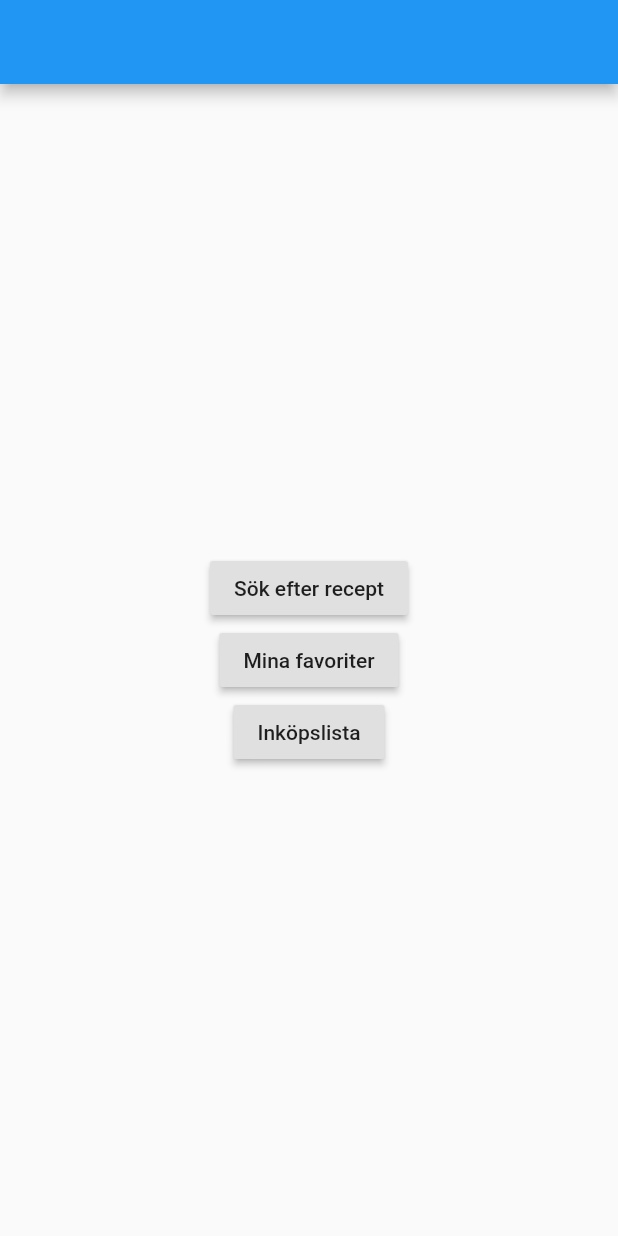
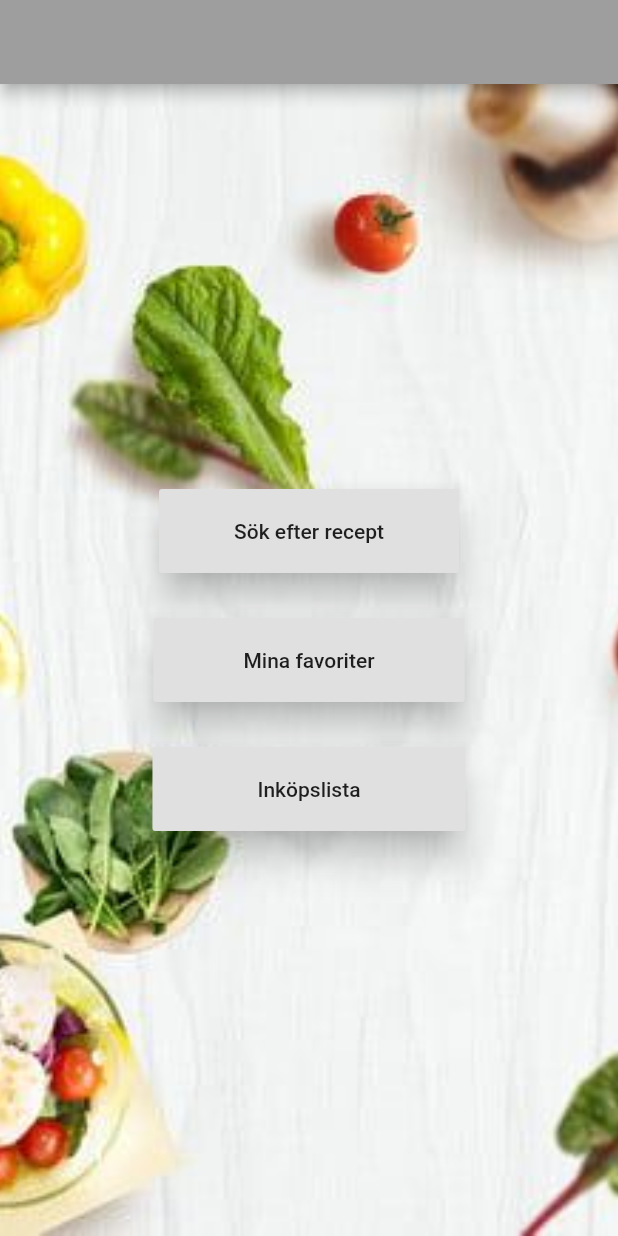
Before and after one commit to gu-tig169/Grupp2, a Flutter app: the screen it shows after launch, on a phone screen of 412 x 824 dp. Run offline on Flutter 3.47's test engine with Material 2 defaults, Android fonts, the phone set to English and light mode, and no system bars.

Commit message:
Layout på förstasidan

```diff
--- a/lib/main.dart
+++ b/lib/main.dart
@@ -22,26 +22,48 @@ class MyApp extends StatelessWidget {
 class MainView extends StatelessWidget {
   Widget build(BuildContext context) {
     return Scaffold(
-        appBar: AppBar(),
-        body: Center(
+        appBar: AppBar(
+          backgroundColor: (Colors.grey
+          ),
+        ),
+        body: Container(
+          //Lagt till nedan (fram till child) för att kunna använda bakgrundsbild
+          constraints: BoxConstraints.expand(),
+          decoration: BoxDecoration (
+            image: DecorationImage(
+              image: AssetImage('assets/backgroundpicture.jpg'),
+              fit: BoxFit.cover,
+               )
+            ),
             child: Column(
           mainAxisAlignment: MainAxisAlignment.center,
           crossAxisAlignment: CrossAxisAlignment.center,
-          children: [
-            RaisedButton(
+          children:  [
+
+           RaisedButton(
                 child: Text('Sök efter recept'),
+                //hanterar knappens storlek
+               padding: EdgeInsets.symmetric(vertical: 20, horizontal: 50),
+               elevation:10, //skugga bakom knapparna
                 onPressed: () {
                   Navigator.push(context,
                       MaterialPageRoute(builder: (context) => RecipeSearch()));
                 }),
+
+                Container(height: 30, width: 50,),
             RaisedButton(
                 child: Text('Mina favoriter'),
+                padding: EdgeInsets.symmetric(vertical: 20, horizontal: 60),
+                elevation:10,
                 onPressed: () {
                   Navigator.push(context,
                       MaterialPageRoute(builder: (context) => FavoriteView()));
                 }),
+                Container(height: 30, width: 50,),
             RaisedButton(
                 child: Text('Inköpslista'),
+                padding: EdgeInsets.symmetric(vertical: 20, horizontal: 70),
+                elevation:10,
                 onPressed: () {
                   Navigator.push(context,
                       MaterialPageRoute(builder: (context) => GroceryList()));
@@ -49,4 +71,5 @@ class MainView extends StatelessWidget {
           ],
         )));
   }
+
 }
--- a/lib/recipeView.dart
+++ b/lib/recipeView.dart
@@ -21,9 +21,9 @@ class RecipeView extends StatelessWidget {
                 mainAxisAlignment: MainAxisAlignment.center,
                 crossAxisAlignment: CrossAxisAlignment.center,
                 children: [
-            //  _image(),
-           //   _recipeLabel(),
-             // _ingredientLabel(),
+            _image(),
+            _recipeLabel(),
+            _ingredientLabel(),
             ])));
   }
 
--- a/pubspec.yaml
+++ b/pubspec.yaml
@@ -48,9 +48,9 @@ flutter:
   uses-material-design: true
 
   # To add assets to your application, add an assets section, like this:
-  # assets:
+  assets:
   #   - images/a_dot_burr.jpeg
-  #   - images/a_dot_ham.jpeg
+      - assets/backgroundpicture.jpg
 
   # An image asset can refer to one or more resolution-specific "variants", see
   # https://flutter.dev/assets-and-images/#resolution-aware.
```
Also changed, not shown: lib/API.dart (+4 -6 lines), lib/recipeSearch.dart (+14 -12 lines), assets/backgroundpicture.jpg (added), lib/model.dart (line endings or trailing spaces).
